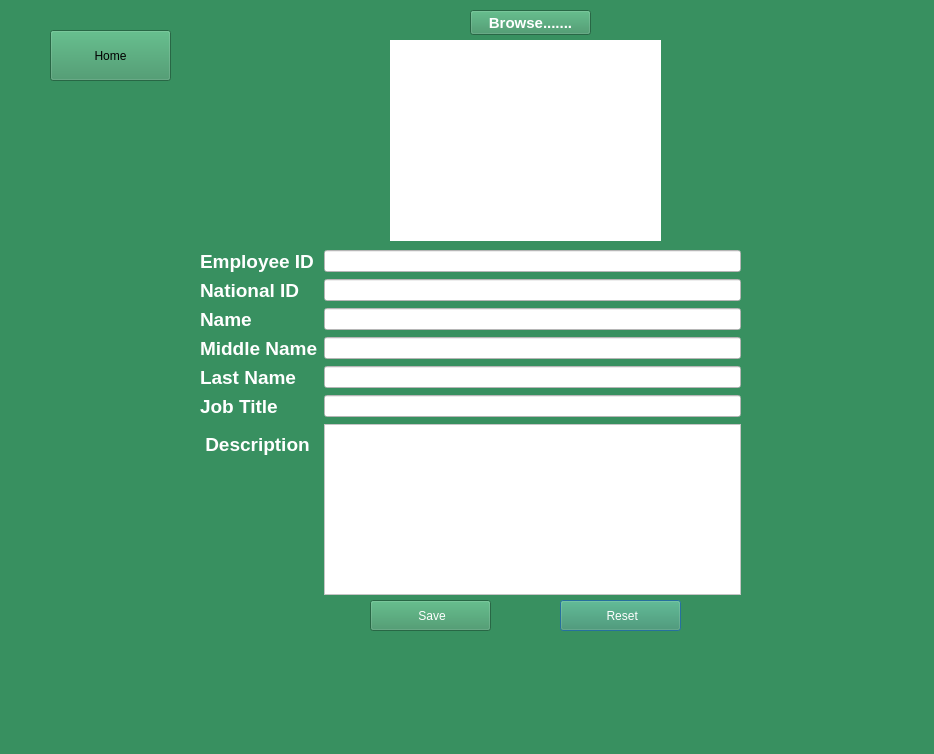
Above: addgardener.ui from Rabsoninnora/RoseGardenPlantCareSystem before the change. Below: the same form after it.
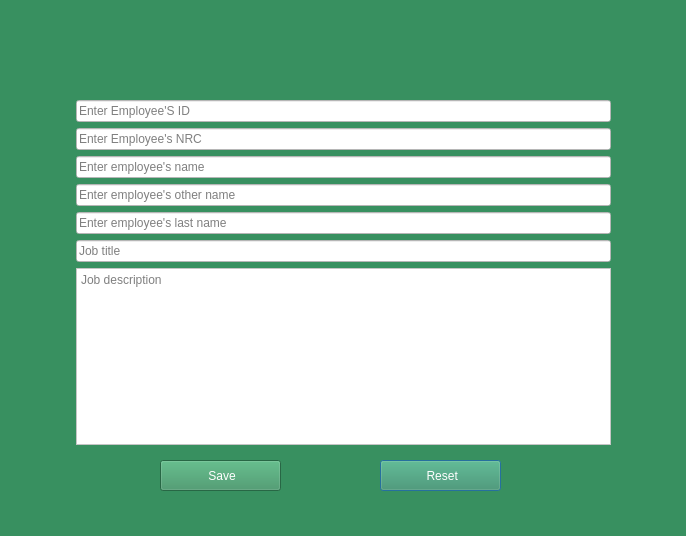
That is the form after the change.

```diff
--- a/addgardener.ui
+++ b/addgardener.ui
@@ -6,8 +6,8 @@
    <rect>
     <x>0</x>
     <y>0</y>
-    <width>934</width>
-    <height>754</height>
+    <width>686</width>
+    <height>536</height>
    </rect>
   </property>
   <property name="windowTitle">
@@ -19,49 +19,20 @@
   <widget class="QWidget" name="formLayoutWidget">
    <property name="geometry">
     <rect>
-     <x>200</x>
-     <y>250</y>
+     <x>70</x>
+     <y>100</y>
      <width>541</width>
      <height>345</height>
     </rect>
    </property>
    <layout class="QFormLayout" name="formLayout">
-    <item row="0" column="0">
-     <widget class="QLabel" name="Employee_ID">
-      <property name="font">
-       <font>
-        <pointsize>14</pointsize>
-        <bold>true</bold>
-       </font>
-      </property>
-      <property name="styleSheet">
-       <string notr="true">color: rgb(255, 255, 255);</string>
-      </property>
-      <property name="text">
-       <string>Employee ID</string>
-      </property>
-     </widget>
-    </item>
     <item row="0" column="1">
      <widget class="QLineEdit" name="txtEmployeeID">
       <property name="styleSheet">
        <string notr="true">background-color: rgb(255, 255, 255);</string>
       </property>
-     </widget>
-    </item>
-    <item row="1" column="0">
-     <widget class="QLabel" name="National_ID">
-      <property name="font">
-       <font>
-        <pointsize>14</pointsize>
-        <bold>true</bold>
-       </font>
-      </property>
-      <property name="styleSheet">
-       <string notr="true">color: rgb(255, 255, 255);</string>
-      </property>
-      <property name="text">
-       <string>National ID</string>
+      <property name="placeholderText">
+       <string>Enter Employee'S ID</string>
       </property>
      </widget>
     </item>
@@ -70,21 +41,8 @@
       <property name="styleSheet">
        <string notr="true">background-color: rgb(255, 255, 255);</string>
       </property>
-     </widget>
-    </item>
-    <item row="2" column="0">
-     <widget class="QLabel" name="Name">
-      <property name="font">
-       <font>
-        <pointsize>14</pointsize>
-        <bold>true</bold>
-       </font>
-      </property>
-      <property name="styleSheet">
-       <string notr="true">color: rgb(255, 255, 255);</string>
-      </property>
-      <property name="text">
-       <string>Name</string>
+      <property name="placeholderText">
+       <string>Enter Employee's NRC</string>
       </property>
      </widget>
     </item>
@@ -93,21 +51,8 @@
       <property name="styleSheet">
        <string notr="true">background-color: rgb(255, 255, 255);</string>
       </property>
-     </widget>
-    </item>
-    <item row="3" column="0">
-     <widget class="QLabel" name="Middle_Name">
-      <property name="font">
-       <font>
-        <pointsize>14</pointsize>
-        <bold>true</bold>
-       </font>
-      </property>
-      <property name="styleSheet">
-       <string notr="true">color: rgb(255, 255, 255);</string>
-      </property>
-      <property name="text">
-       <string>Middle Name</string>
+      <property name="placeholderText">
+       <string>Enter employee's name</string>
       </property>
      </widget>
     </item>
@@ -116,21 +61,8 @@
       <property name="styleSheet">
        <string notr="true">background-color: rgb(255, 255, 255);</string>
       </property>
-     </widget>
-    </item>
-    <item row="4" column="0">
-     <widget class="QLabel" name="Last_Name">
-      <property name="font">
-       <font>
-        <pointsize>14</pointsize>
-        <bold>true</bold>
-       </font>
-      </property>
-      <property name="styleSheet">
-       <string notr="true">color: rgb(255, 255, 255);</string>
-      </property>
-      <property name="text">
-       <string>Last Name</string>
+      <property name="placeholderText">
+       <string>Enter employee's other name</string>
       </property>
      </widget>
     </item>
@@ -139,21 +71,8 @@
       <property name="styleSheet">
        <string notr="true">background-color: rgb(255, 255, 255);</string>
       </property>
-     </widget>
-    </item>
-    <item row="5" column="0">
-     <widget class="QLabel" name="Job_Tible">
-      <property name="font">
-       <font>
-        <pointsize>14</pointsize>
-        <bold>true</bold>
-       </font>
-      </property>
-      <property name="styleSheet">
-       <string notr="true">color: rgb(255, 255, 255);</string>
-      </property>
-      <property name="text">
-       <string>Job Title</string>
+      <property name="placeholderText">
+       <string>Enter employee's last name</string>
       </property>
      </widget>
     </item>
@@ -162,21 +81,8 @@
       <property name="styleSheet">
        <string notr="true">background-color: rgb(255, 255, 255);</string>
       </property>
-     </widget>
-    </item>
-    <item row="6" column="0">
-     <widget class="QLabel" name="Description">
-      <property name="font">
-       <font>
-        <pointsize>14</pointsize>
-        <bold>true</bold>
-       </font>
-      </property>
-      <property name="styleSheet">
-       <string notr="true">color: rgb(255, 255, 255);</string>
-      </property>
-      <property name="text">
-       <string> Description</string>
+      <property name="placeholderText">
+       <string>Job title</string>
       </property>
      </widget>
     </item>
@@ -185,6 +91,9 @@
       <property name="styleSheet">
        <string notr="true">background-color: rgb(255, 255, 255);</string>
       </property>
+      <property name="placeholderText">
+       <string>Job description</string>
+      </property>
      </widget>
     </item>
    </layout>
@@ -192,8 +101,8 @@
   <widget class="QPushButton" name="btnReset">
    <property name="geometry">
     <rect>
-     <x>560</x>
-     <y>600</y>
+     <x>380</x>
+     <y>460</y>
      <width>121</width>
      <height>31</height>
     </rect>
@@ -209,8 +118,8 @@
   <widget class="QPushButton" name="btnSave">
    <property name="geometry">
     <rect>
-     <x>370</x>
-     <y>600</y>
+     <x>160</x>
+     <y>460</y>
      <width>121</width>
      <height>31</height>
     </rect>
@@ -223,57 +132,6 @@
     <string> Save</string>
    </property>
   </widget>
-  <widget class="QPushButton" name="btnBrowse_2">
-   <property name="geometry">
-    <rect>
-     <x>470</x>
-     <y>10</y>
-     <width>121</width>
-     <height>25</height>
-    </rect>
-   </property>
-   <property name="font">
-    <font>
-     <pointsize>11</pointsize>
-     <bold>true</bold>
-    </font>
-   </property>
-   <property name="styleSheet">
-    <string notr="true">color: rgb(255, 255, 255);</string>
-   </property>
-   <property name="text">
-    <string>Browse.......</string>
-   </property>
-  </widget>
-  <widget class="QLabel" name="load_image">
-   <property name="geometry">
-    <rect>
-     <x>390</x>
-     <y>40</y>
-     <width>271</width>
-     <height>201</height>
-    </rect>
-   </property>
-   <property name="styleSheet">
-    <string notr="true">background-color: rgb(255, 255, 255);</string>
-   </property>
-   <property name="text">
-    <string/>
-   </property>
-  </widget>
-  <widget class="QPushButton" name="btn_home2">
-   <property name="geometry">
-    <rect>
-     <x>50</x>
-     <y>30</y>
-     <width>121</width>
-     <height>51</height>
-    </rect>
-   </property>
-   <property name="text">
-    <string>Home</string>
-   </property>
-  </widget>
  </widget>
  <resources/>
  <connections/>
```
